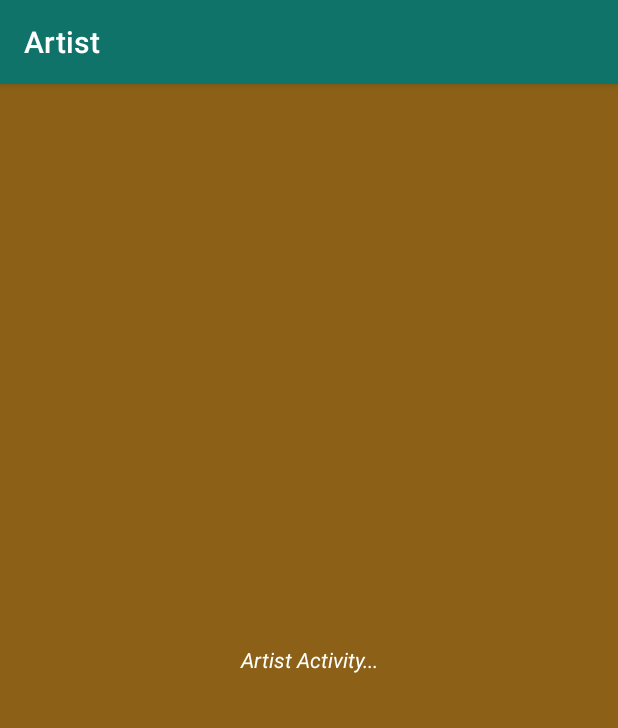
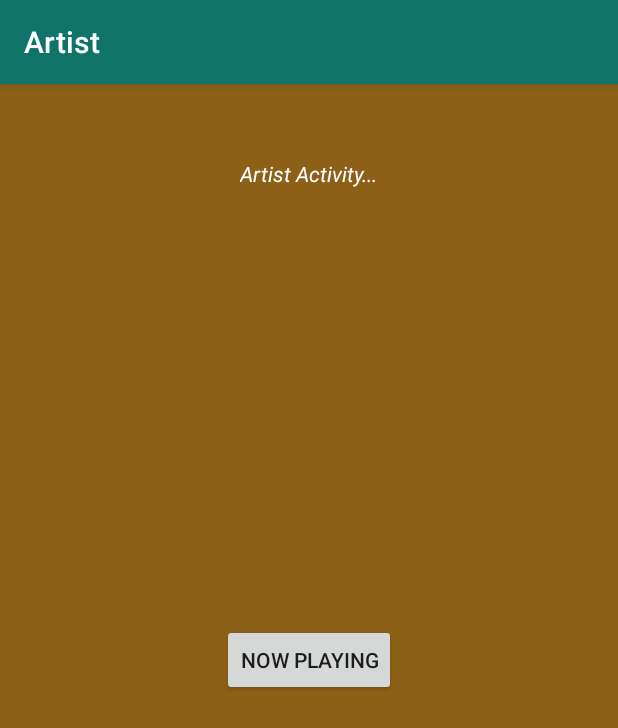
Before and after one commit to esigala1/MusicWorldByESigala, an Android app: the ArtistActivity screen opened directly, with no data from a screen before it, on a phone screen of 412 x 824 dp. Shown: the top 728 px of the screen. Run offline under Robolectric (Android 15) with nearby library versions, the phone set to English and light mode, and no system bars.

Commit message:
Add a button in every activity

```diff
--- a/app/src/main/java/net/bplaced/esigala1/musicworld/ArtistActivity.java
+++ b/app/src/main/java/net/bplaced/esigala1/musicworld/ArtistActivity.java
@@ -1,7 +1,10 @@
 package net.bplaced.esigala1.musicworld;
 
+import android.content.Intent;
 import android.support.v7.app.AppCompatActivity;
 import android.os.Bundle;
+import android.view.View;
+import android.widget.Button;
 
 public class ArtistActivity extends AppCompatActivity {
 
@@ -9,5 +12,15 @@ public class ArtistActivity extends AppCompatActivity {
     protected void onCreate(Bundle savedInstanceState) {
         super.onCreate(savedInstanceState);
         setContentView(R.layout.activity_artist);
+        // Set a clicklistener on Button "Now Playing".
+        ((Button)findViewById(R.id.button_activity_artist_to_now_playing)).setOnClickListener(new View.OnClickListener() {
+            @Override
+            public void onClick(View v) {
+                // Create a new Explicit Intent to open the {@link NowPlayingActivity}.
+                Intent nowPlayingIntent = new Intent(ArtistActivity.this, NowPlayingActivity.class);
+                // Start the new activity.
+                startActivity(nowPlayingIntent);
+            }
+        });
     }
 }
--- a/app/src/main/res/layout/activity_artist.xml
+++ b/app/src/main/res/layout/activity_artist.xml
@@ -1,5 +1,5 @@
 <?xml version="1.0" encoding="utf-8"?>
-<LinearLayout xmlns:android="http://schemas.android.com/apk/res/android"
+<RelativeLayout xmlns:android="http://schemas.android.com/apk/res/android"
     xmlns:tools="http://schemas.android.com/tools"
     android:layout_width="match_parent"
     android:layout_height="match_parent"
@@ -10,4 +10,8 @@
         style="@style/TextViewInfoStyle"
         android:text="@string/text_view_info_artist" />
 
-</LinearLayout>
+    <Button
+        android:id="@+id/button_activity_artist_to_now_playing"
+        style="@style/ButtonGoToNowPlaying" />
+
+</RelativeLayout>
--- a/app/src/main/res/values/dimens.xml
+++ b/app/src/main/res/values/dimens.xml
@@ -6,4 +6,6 @@
     <dimen name="list_item_padding">16dp</dimen>
     <!-- Text size of each list item -->
     <dimen name="list_text_size">16sp</dimen>
+    <!-- Top margin of TextView displaying info about an activity -->
+    <dimen name="text_view_info_margin_top">50dp</dimen>
 </resources>
--- a/app/src/main/res/values/strings.xml
+++ b/app/src/main/res/values/strings.xml
@@ -29,4 +29,9 @@
     <string name="activity_name_gender">Gender</string>
     <!-- Info about "Now Playing" activity. -->
     <string name="text_view_info_gender">Gender Activity...</string>
+
+    <!-- Button texts -->
+    <string name="button_now_playing">Now Playing</string>
+    <string name="button_main_screen">Main</string>
+
 </resources>
--- a/app/src/main/res/values/styles.xml
+++ b/app/src/main/res/values/styles.xml
@@ -22,17 +22,25 @@
 
     <!-- Style for a TextView (info about activity) -->
     <style name="TextViewInfoStyle">
-        <item name="android:layout_width">match_parent</item>
+        <item name="android:layout_width">wrap_content</item>
         <item name="android:layout_height">wrap_content</item>
         <item name="android:textColor">@android:color/white</item>
         <item name="android:textStyle">italic</item>
-        <item name="android:gravity">center</item>
-        <item name="android:layout_gravity">center</item>
+        <item name="android:layout_centerHorizontal">true</item>
+        <item name="android:layout_marginTop">@dimen/text_view_info_margin_top</item>
+    </style>
 
+    <!-- Style for a Button -->
+    <style name="ButtonCenter">
+        <item name="android:layout_width">wrap_content</item>
+        <item name="android:layout_height">wrap_content</item>
+        <item name="android:layout_centerHorizontal">true</item>
+        <item name="android:layout_centerVertical">true</item>
+    </style>
 
-        <!--app:layout_constraintLeft_toLeftOf="parent"-->
-        <!--app:layout_constraintRight_toRightOf="parent"-->
-        <!--app:layout_constraintTop_toTopOf="parent"-->
-        <!--app:layout_constraintBottom_toBottomOf="parent"-->
+    <!-- Style for a Button go to "Now Playing" -->
+    <style name="ButtonGoToNowPlaying" parent="ButtonCenter">
+        <item name="android:text">@string/button_now_playing</item>
     </style>
+
 </resources>
```
Also changed, not shown: app/src/main/java/net/bplaced/esigala1/musicworld/GenderActivity.java (+13 -0 lines), app/src/main/java/net/bplaced/esigala1/musicworld/NowPlayingActivity.java (+15 -0 lines), app/src/main/java/net/bplaced/esigala1/musicworld/SongsActivity.java (+13 -0 lines), app/src/main/res/layout/activity_gender.xml (+6 -2 lines), app/src/main/res/layout/activity_now_playing.xml (+6 -2 lines), app/src/main/res/layout/activity_songs.xml (+6 -2 lines).
